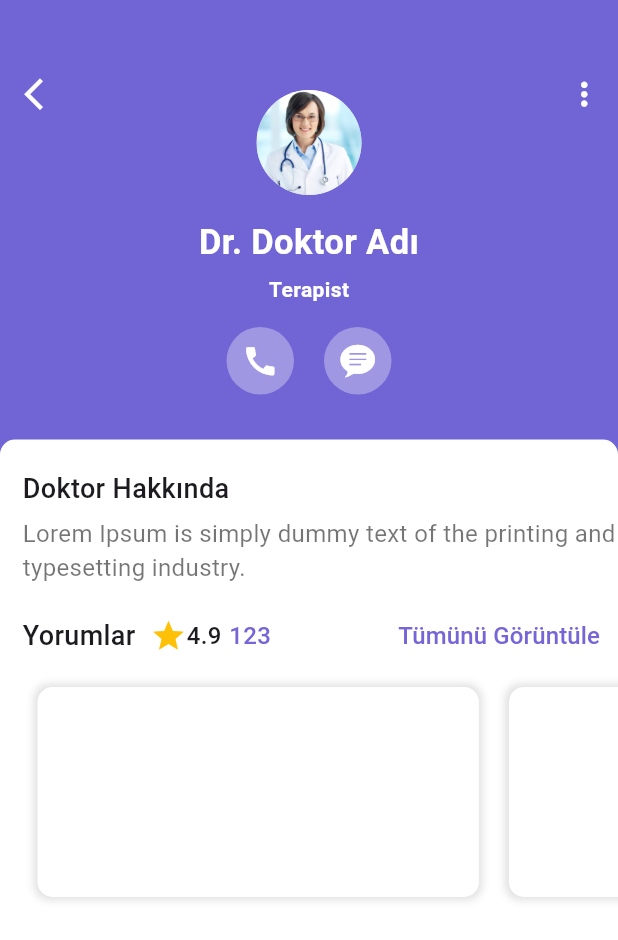
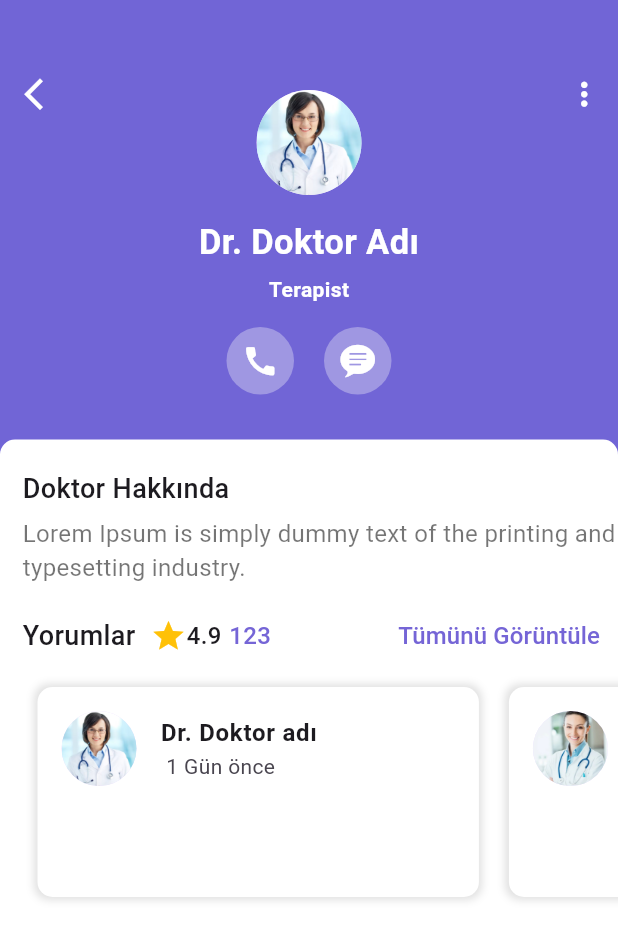
Before and after one commit to mmkocak/saglikapp, a Flutter app: the AppointmentScreen screen opened directly, on a phone screen of 412 x 824 dp. Shown: the top 940 px of the screen. Run offline on Flutter 3.47's test engine with Material 3 defaults, Android fonts, the phone set to English and light mode, and no system bars.

Commit message:
Appointment sayfası hata giderme

```diff
--- a/lib/view/appointment/appointment_screen.dart
+++ b/lib/view/appointment/appointment_screen.dart
@@ -190,7 +190,8 @@ class AppointmentScreen extends StatelessWidget {
                           ))
                     ],
                   ),
-                  SizedBox(height: 160,
+                  SizedBox(
+                    height: 160,
                     child: ListView.builder(
                         scrollDirection: Axis.horizontal,
                         itemCount: 4,
@@ -205,21 +206,33 @@ class AppointmentScreen extends StatelessWidget {
                                 BoxShadow(
                                     color: Colors.black12,
                                     blurRadius: 4,
-                            spreadRadius: 2
-                          ),
+                                    spreadRadius: 2),
                               ],
-
                             ),
                             child: SizedBox(
                               width: MediaQuery.sizeOf(context).width / 1.4,
                               child: Column(
-                          children: [],
+                                children: [
+                                  ListTile(
+                                    leading: CircleAvatar(
+                                      radius: 25,
+                                      backgroundImage: AssetImage(
+                                          "assets/images/${imgs[index]}"),
+                                    ),
+                                    title: Text(
+                                      "Dr. Doktor adı",
+                                      style: TextStyle(
+                                        fontWeight: FontWeight.bold,
+                                      ),
+                                    ),
+                                    subtitle: Text(" 1 Gün önce "),
+                                  ),
+                                ],
                               ),
                             ),
                           );
                         })),
                   ),
-
                 ],
               ),
             ),
```
Lines whose indentation alone changed are shown as unchanged.
